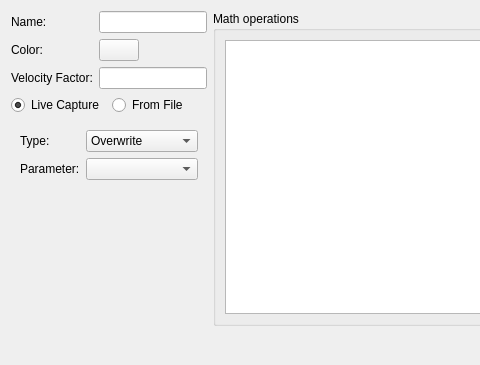
Qt form Software/PC_Application/Traces/traceeditdialog.ui (jankae/LibreVNA) before a commit; both pictures show x 0 to 480 and y 0 to 365 of the 1038 by 365 pixel window.
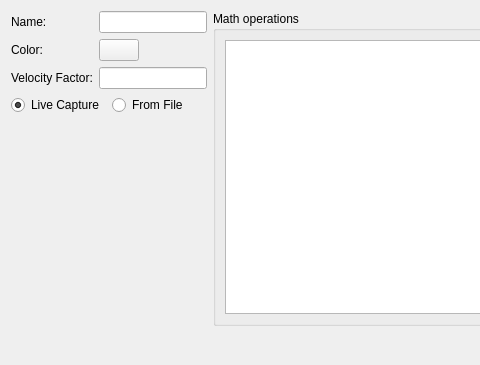
The same form after that commit. The open tabs and pages were chosen to show the change. Icons and pictures are not drawn. Custom widgets are drawn as their Qt base class.

Commit message: Handle traces created from CSV files in trace edit dialog

The edit to the form file:
```diff
--- a/Software/PC_Application/Traces/traceeditdialog.ui
+++ b/Software/PC_Application/Traces/traceeditdialog.ui
@@ -178,6 +178,13 @@
            </item>
           </layout>
          </widget>
+         <widget class="QWidget" name="CSVPage">
+          <layout class="QVBoxLayout" name="verticalLayout_6">
+           <item>
+            <widget class="CSVImport" name="csvImport" native="true"/>
+           </item>
+          </layout>
+         </widget>
         </widget>
        </item>
       </layout>
@@ -335,6 +342,11 @@
   </layout>
  </widget>
  <customwidgets>
+  <customwidget>
+   <class>SIUnitEdit</class>
+   <extends>QLineEdit</extends>
+   <header>CustomWidgets/siunitedit.h</header>
+  </customwidget>
   <customwidget>
    <class>TouchstoneImport</class>
    <extends>QWidget</extends>
@@ -347,9 +359,10 @@
    <header>CustomWidgets/colorpickerbutton.h</header>
   </customwidget>
   <customwidget>
-   <class>SIUnitEdit</class>
-   <extends>QLineEdit</extends>
-   <header>CustomWidgets/siunitedit.h</header>
+   <class>CSVImport</class>
+   <extends>QWidget</extends>
+   <header>CustomWidgets/csvimport.h</header>
+   <container>1</container>
   </customwidget>
  </customwidgets>
  <resources>
```
Left out of the diff: 23 changed lines with no effect on the pictures. The commit also changes 6 other files.
